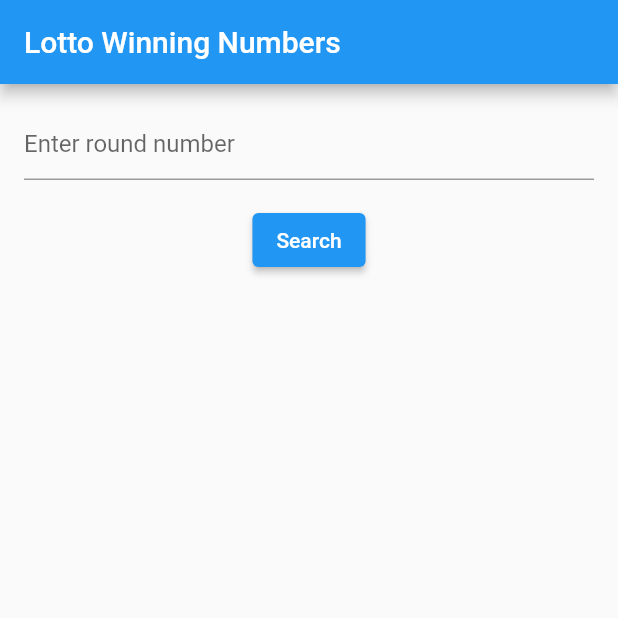
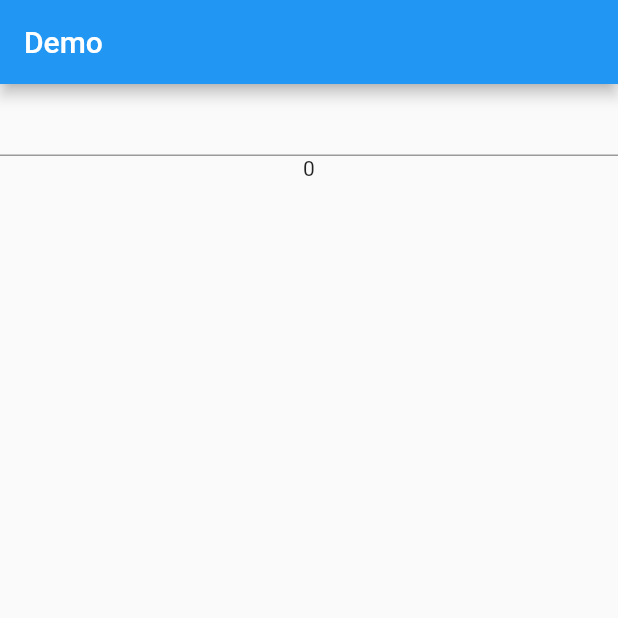
Before and after one commit to ByeonggeonGo/lotto_1, a Flutter app: the screen it shows after launch, on a phone screen of 412 x 824 dp, the top half of it. Run offline on Flutter 3.47's test engine with Material 2 defaults, Android fonts, the phone set to English and light mode, and no system bars; our stand-ins replace dio, get, hive, hive_flutter; accounts and stored records are empty.

```diff
--- /dev/null
+++ b/lib/dbcontroller.dart
@@ -0,0 +1,33 @@
+import 'package:get/get.dart';
+import 'package:hive/hive.dart';
+import 'api_client.dart';
+
+class DbController extends GetxController {
+  final _boxName = 'episodes';
+
+  static DateTime startDate = DateTime(2002, 12, 7);
+  static DateTime today = DateTime.now();
+
+  static int daysSinceStart = today.difference(startDate).inDays;
+  static int eventPeriod = 7;
+  int eventCount = (daysSinceStart / eventPeriod).ceil();
+
+  RxList numbersList = [].obs;
+
+  @override
+  void onInit() async {
+    super.onInit();
+    final box = await Hive.openBox(_boxName);
+    final episodes = box.get('episodes', defaultValue: []);
+    numbersList.value = episodes;
+  }
+
+  Future<void> fetchWinningNumbers(int round) async {
+    final apiClient = ApiClient();
+    await apiClient.fetchWinningNumbers(round);
+
+    final box = await Hive.openBox(_boxName);
+    final episodes = box.get('episodes', defaultValue: []);
+    numbersList.value = episodes;
+  }
+}
--- a/lib/lotto_api_client.dart
+++ /dev/null
@@ -1,16 +0,0 @@
-import 'dart:convert';
-import 'package:http/http.dart' as http;
-
-class LottoApiClient {
-  static const baseUrl = 'https://www.dhlottery.co.kr/common.do';
-
-  Future<Map<String, dynamic>> fetchWinningNumbers(int round) async {
-    final url = '$baseUrl?method=getLottoNumber&drwNo=$round';
-    final response = await http.get(Uri.parse(url));
-    if (response.statusCode == 200) {
-      return json.decode(response.body);
-    } else {
-      throw Exception('Failed to load winning numbers');
-    }
-  }
-}
--- a/lib/lotto_numbers.dart
+++ /dev/null
@@ -1,31 +0,0 @@
-import 'dart:convert';
-import 'package:http/http.dart' as http;
-
-class LottoNumbers {
-  final int round;
-  final List<int> numbers;
-  final int bonusNumber;
-
-  LottoNumbers({
-    required this.round,
-    required this.numbers,
-    required this.bonusNumber,
-  });
-
-  factory LottoNumbers.fromJson(Map<String, dynamic> json) {
-    final List<int> numbers = [
-      json['drwtNo1'],
-      json['drwtNo2'],
-      json['drwtNo3'],
-      json['drwtNo4'],
-      json['drwtNo5'],
-      json['drwtNo6'],
-    ];
-
-    return LottoNumbers(
-      round: json['drwNo'],
-      numbers: numbers,
-      bonusNumber: json['bnusNo'],
-    );
-  }
-}
--- a/lib/lotto_view.dart
+++ /dev/null
@@ -1,127 +0,0 @@
-import 'package:flutter/material.dart';
-import 'package:provider/provider.dart';
-import 'lotto_view_model.dart';
-
-class LottoView extends StatefulWidget {
-  @override
-  _LottoViewState createState() => _LottoViewState();
-}
-
-class _LottoViewState extends State<LottoView> {
-  final _formKey = GlobalKey<FormState>();
-  final _controller = TextEditingController();
-
-  @override
-  void dispose() {
-    _controller.dispose();
-    super.dispose();
-  }
-
-  @override
-  Widget build(BuildContext context) {
-    final viewModel = Provider.of<LottoViewModel>(context);
-
-    return Scaffold(
-      appBar: AppBar(
-        title: Text('Lotto Winning Numbers'),
-      ),
-      body: SingleChildScrollView(
-        padding: EdgeInsets.all(16.0),
-        child: Column(
-          crossAxisAlignment: CrossAxisAlignment.start,
-          children: <Widget>[
-            Form(
-              key: _formKey,
-              child: Column(
-                crossAxisAlignment: CrossAxisAlignment.start,
-                children: <Widget>[
-                  TextFormField(
-                    controller: _controller,
-                    decoration: InputDecoration(
-                      hintText: 'Enter round number',
-                    ),
-                    validator: (value) {
-                      if (value == null || value.isEmpty) {
-                        return 'Please enter a round number';
-                      } else if (!RegExp(r'^\d+$').hasMatch(value)) {
-                        return 'Please enter a valid round number';
-                      } else {
-                        return null;
-                      }
-                    },
-                  ),
-                  SizedBox(height: 16.0),
-                  Center(
-                    child: ElevatedButton(
-                      onPressed: () {
-                        if (_formKey.currentState!.validate()) {
-                          final round = int.parse(_controller.text);
-                          viewModel.fetchWinningNumbers(round);
-                        }
-                      },
-                      child: Text('Search'),
-                    ),
-                  ),
-                ],
-              ),
-            ),
-            SizedBox(height: 16.0),
-            if (viewModel.hasData)
-              Column(
-                crossAxisAlignment: CrossAxisAlignment.start,
-                children: <Widget>[
-                  Text(
-                    'Winning Numbers:',
-                    style: TextStyle(
-                      fontWeight: FontWeight.bold,
-                      fontSize: 16.0,
-                    ),
-                  ),
-                  SizedBox(height: 8.0),
-                  Row(
-                    children: viewModel.numbers
-                        .map((number) => Container(
-                              margin: EdgeInsets.only(right: 8.0),
-                              child: CircleAvatar(
-                                backgroundColor: Colors.orange,
-                                child: Text(
-                                  '$number',
-                                  style: TextStyle(
-                                    fontWeight: FontWeight.bold,
-                                    color: Colors.white,
-                                  ),
-                                ),
-                              ),
-                            ))
-                        .toList(),
-                  ),
-                  SizedBox(height: 16.0),
-                  Text(
-                    'Bonus Number:',
-                    style: TextStyle(
-                      fontWeight: FontWeight.bold,
-                      fontSize: 16.0,
-                    ),
-                  ),
-                  SizedBox(height: 8.0),
-                  Container(
-                    margin: EdgeInsets.only(right: 8.0),
-                    child: CircleAvatar(
-                      backgroundColor: Colors.purple,
-                      child: Text(
-                        '${viewModel.bonusNumber}',
-                        style: TextStyle(
-                          fontWeight: FontWeight.bold,
-                          color: Colors.white,
-                        ),
-                      ),
-                    ),
-                  ),
-                ],
-              ),
-          ],
-        ),
-      ),
-    );
-  }
-}
--- a/lib/lotto_view_model.dart
+++ /dev/null
@@ -1,22 +0,0 @@
-import 'package:flutter/material.dart';
-import 'lotto_api_client.dart';
-import 'lotto_numbers.dart';
-
-class LottoViewModel extends ChangeNotifier {
-  final _apiClient = LottoApiClient();
-  LottoNumbers? _winningNumbers;
-
-  Future<void> fetchWinningNumbers(int round) async {
-    try {
-      final data = await _apiClient.fetchWinningNumbers(round);
-      _winningNumbers = LottoNumbers.fromJson(data);
-      notifyListeners();
-    } catch (e) {
-      print(e);
-    }
-  }
-
-  List<int> get numbers => _winningNumbers?.numbers ?? [];
-  int get bonusNumber => _winningNumbers?.bonusNumber ?? 0;
-  bool get hasData => _winningNumbers != null;
-}
--- a/lib/main.dart
+++ b/lib/main.dart
@@ -1,23 +1,62 @@
 import 'package:flutter/material.dart';
-import 'package:provider/provider.dart';
-import 'lotto_view.dart';
-import 'lotto_view_model.dart';
+import 'view_model.dart';
+import 'dart:io';
+import 'package:hive/hive.dart';
+import 'package:hive_flutter/hive_flutter.dart';
+import 'package:get/get.dart';
+import 'package:dio/dio.dart';
 
-void main() {
-  runApp(MyApp());
+void main() async {
+  var path = Directory.current.path;
+  // Hive..init(path);
+  await Hive.initFlutter();
+
+  runApp(GetMaterialApp(
+    home: MyApp(),
+  ));
 }
 
 class MyApp extends StatelessWidget {
   @override
   Widget build(BuildContext context) {
-    return ChangeNotifierProvider(
-      create: (_) => LottoViewModel(),
-      child: MaterialApp(
-        title: 'Lotto App',
-        theme: ThemeData(
-          primarySwatch: Colors.blue,
-        ),
-        home: LottoView(),
+    ViewModel viewmodel = Get.put(ViewModel());
+
+    return HomePage();
+  }
+}
+
+class HomePage extends StatelessWidget {
+  TextEditingController myController = TextEditingController();
+
+  @override
+  Widget build(BuildContext context) {
+    ViewModel viewmodel = Get.find();
+    return Scaffold(
+      appBar: AppBar(
+        title: Text('Demo'),
+      ),
+      body: Column(
+        children: [
+          TextFormField(
+            keyboardType: TextInputType.number,
+            controller: myController,
+            validator: (value) {
+              if (value != null && value.isEmpty) {
+                return '값을 입력하세요';
+              }
+              return null;
+            },
+            onFieldSubmitted: (value) async {
+              int? intValue = int.tryParse(value);
+              if (intValue != null) {
+                await viewmodel.fetchWinningNumbers(intValue);
+              }
+
+              myController.clear();
+            },
+          ),
+          Obx(() => Text(viewmodel.numbersList.length.toString()))
+        ],
       ),
     );
   }
--- a/pubspec.yaml
+++ b/pubspec.yaml
@@ -36,6 +36,10 @@ dependencies:
   cupertino_icons: ^1.0.2
   http: ^0.13.5
   provider: ^6.0.5
+  hive: ^2.2.3
+  get: ^4.6.5
+  dio: ^5.1.1
+  hive_flutter: ^1.1.0
 
 dev_dependencies:
   flutter_test:
```
Also changed, not shown: lib/api_client.dart (added, +39 -0 lines), lib/view_model.dart (added, +22 -0 lines), pubspec.lock, 9 other files.
